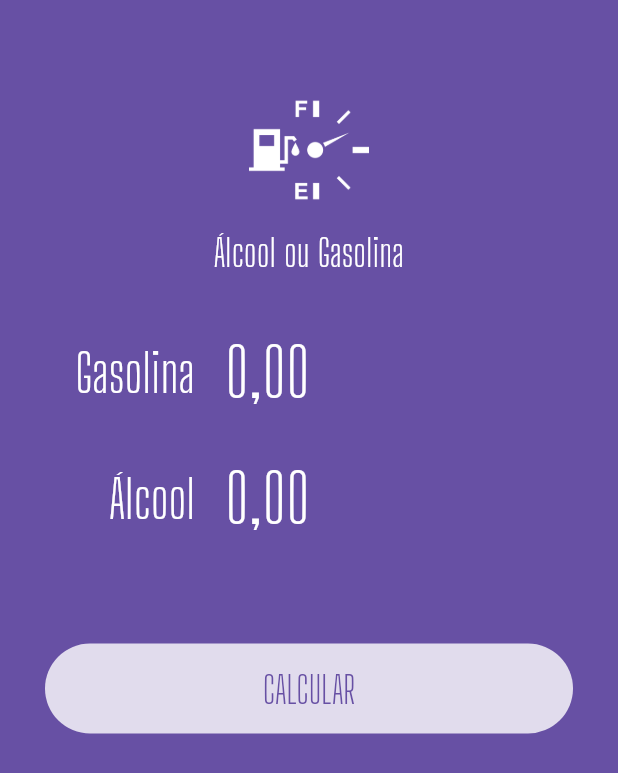
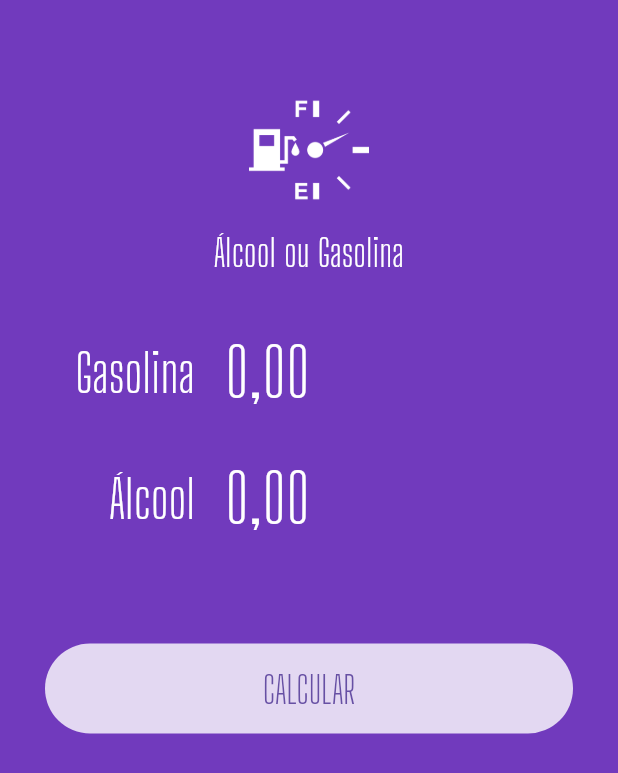
Before and after one commit to EduardTeixeira/flutter_aog, a Flutter app: the screen it shows after launch, after a tap on "CALCULAR", after a tap on "CALCULAR NOVAMENTE", on a phone screen of 412 x 824 dp. Shown: the top 773 px of the screen. Run offline on Flutter 3.47's test engine with Material 3 defaults, Android fonts, the phone set to English and light mode, and no system bars; our stand-ins replace flutter_masked_text2.

Commit message:
animando o fundo

```diff
--- a/lib/pages/home.page.dart
+++ b/lib/pages/home.page.dart
@@ -5,13 +5,15 @@ import 'package:flutter_aog/widgets/success.widget.dart';
 import 'package:flutter_masked_text2/flutter_masked_text2.dart';
 
 class HomePage extends StatefulWidget {
-  HomePage({super.key});
+  const HomePage({super.key});
 
   @override
   State<HomePage> createState() => _HomePageState();
 }
 
 class _HomePageState extends State<HomePage> {
+  Color _color = Colors.deepPurple;
+
   var _gasCtrl = MoneyMaskedTextController();
   var _alcCtrl = MoneyMaskedTextController();
   var _busy = false;
@@ -22,7 +24,12 @@ class _HomePageState extends State<HomePage> {
   Widget build(BuildContext context) {
     return Scaffold(
       backgroundColor: Theme.of(context).primaryColor,
-      body: ListView(
+      body: AnimatedContainer(
+        duration: Duration(
+          milliseconds: 1200,
+        ),
+        color: _color,
+        child: ListView(
           children: <Widget>[
             Logo(),
             _completed
@@ -38,6 +45,7 @@ class _HomePageState extends State<HomePage> {
                   ),
           ],
         ),
+      ),
     );
   }
 
@@ -50,6 +58,7 @@ class _HomePageState extends State<HomePage> {
     double res = alc / gas;
 
     setState(() {
+      _color = Colors.purpleAccent;
       _completed = false;
       _busy = true;
     });
@@ -74,6 +83,7 @@ class _HomePageState extends State<HomePage> {
       _gasCtrl = MoneyMaskedTextController();
       _completed = false;
       _busy = false;
+      _color = Colors.deepPurple;
     });
   }
 }
```
Lines whose indentation alone changed are shown as unchanged.
